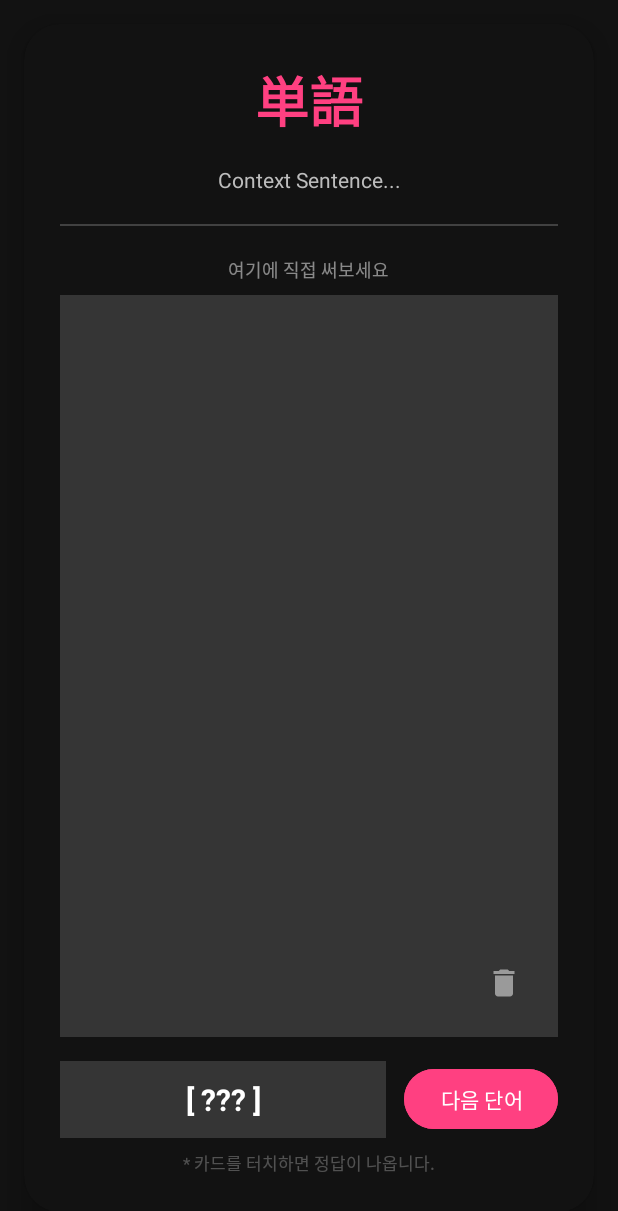
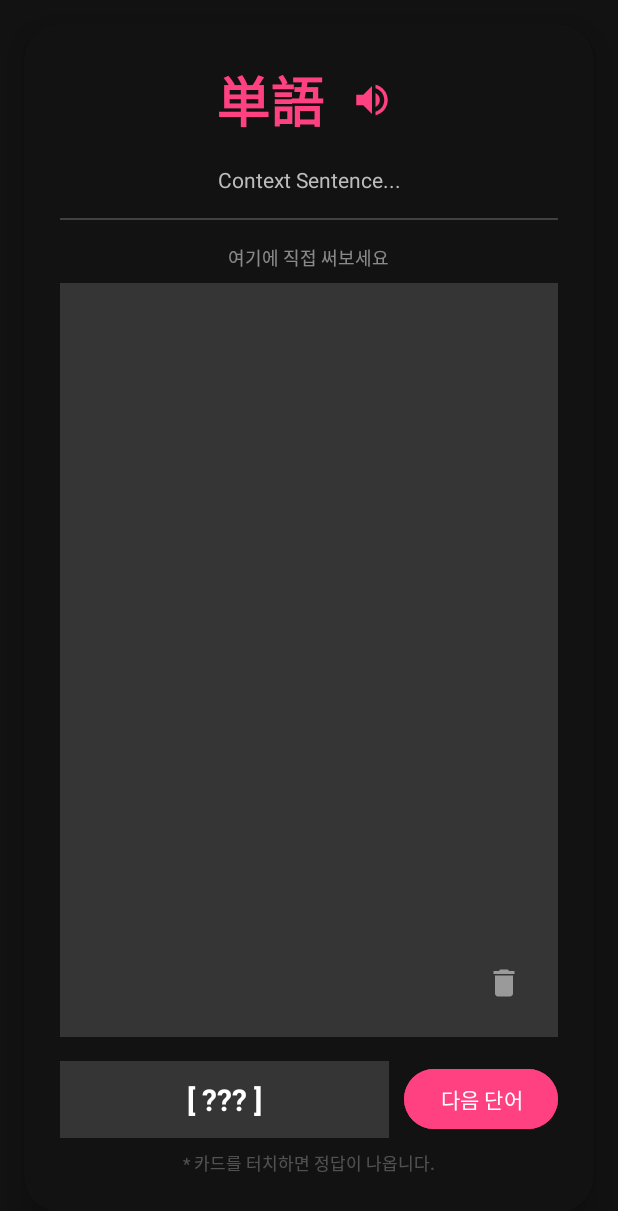
Before and after one commit to hdy4567/AndTranslate, an Android app: the layout dialog_premium_quiz.xml on its own in the app's theme, with its tools: preview values and no code run, on a phone screen of 412 x 824 dp. Shown: the top 1211 px of the screen. Run offline under Robolectric (Android 15) with nearby library versions, the phone set to English and light mode, and no system bars.

Commit message:
feat: implement SRS review algorithm and TTS pronunciation quiz

```diff
--- a/apps/android/src/main/kotlin/com/viitor/data/local/ViitorLocalDatabase.kt
+++ b/apps/android/src/main/kotlin/com/viitor/data/local/ViitorLocalDatabase.kt
@@ -5,7 +5,7 @@ import androidx.room.Database
 import androidx.room.Room
 import androidx.room.RoomDatabase
 
-@Database(entities = [VocabularyEntity::class], version = 3, exportSchema = false)
+@Database(entities = [VocabularyEntity::class], version = 4, exportSchema = false)
 abstract class ViitorLocalDatabase : RoomDatabase() {
     abstract fun vocabularyDao(): VocabularyDao
 
--- a/apps/android/src/main/kotlin/com/viitor/data/local/VocabularyDao.kt
+++ b/apps/android/src/main/kotlin/com/viitor/data/local/VocabularyDao.kt
@@ -11,6 +11,12 @@ interface VocabularyDao {
     @Query("SELECT * FROM vocabulary_vault ORDER BY timestamp DESC")
     fun getAllWords(): Flow<List<VocabularyEntity>>
 
+    @Query("SELECT * FROM vocabulary_vault ORDER BY nextReviewAt ASC, wrongCount DESC")
+    fun getWordsForReview(): Flow<List<VocabularyEntity>>
+
+    @Query("UPDATE vocabulary_vault SET nextReviewAt = :nextReviewAt, wrongCount = :wrongCount, reviewIntervalDays = :intervalDays WHERE id = :id")
+    suspend fun updateReviewProgress(id: Int, nextReviewAt: Long, wrongCount: Int, intervalDays: Int)
+
     @Insert(onConflict = OnConflictStrategy.REPLACE)
     suspend fun insertWord(entity: VocabularyEntity)
 
--- a/apps/android/src/main/kotlin/com/viitor/util/ResourceBroker.kt
+++ b/apps/android/src/main/kotlin/com/viitor/util/ResourceBroker.kt
@@ -53,6 +53,10 @@ object ResourceBroker {
     val idQuizNext = R.id.btn_quiz_next
     val idQuizRoot = R.id.quiz_card_root
     val idQuizClearCanvas = R.id.btn_quiz_clear_canvas
+    val idQuizTts = R.id.btn_quiz_tts
+    val idQuizGradeLayout = R.id.layout_quiz_grade
+    val idQuizKnow = R.id.btn_quiz_know
+    val idQuizRetry = R.id.btn_quiz_retry
 
     // --- Lens IDs ---
     val idLensPreview = R.id.preview_view
--- /dev/null
+++ b/apps/android/src/main/res/drawable/ic_action_volume_up.xml
@@ -0,0 +1,9 @@
+<vector xmlns:android="http://schemas.android.com/apk/res/android"
+    android:width="24dp"
+    android:height="24dp"
+    android:viewportWidth="24"
+    android:viewportHeight="24">
+    <path
+        android:fillColor="#FFFFFFFF"
+        android:pathData="M3,9v6h4l5,5V4L7,9H3zm13.5,3c0,-1.77 -1.02,-3.29 -2.5,-4.03v8.05c1.48,-0.73 2.5,-2.25 2.5,-4.02zM14,3.23v2.06c2.89,0.86 5,3.54 5,6.71s-2.11,5.85 -5,6.71v2.06c4.01,-0.91 7,-4.49 7,-8.77s-2.99,-7.86 -7,-8.77z"/>
+</vector>
--- a/apps/android/src/main/res/layout/dialog_premium_quiz.xml
+++ b/apps/android/src/main/res/layout/dialog_premium_quiz.xml
@@ -15,15 +15,34 @@
         android:orientation="vertical"
         android:padding="24dp">
 
-        <TextView
-            android:id="@+id/tv_quiz_word"
+        <!-- [WORD & TTS ROW] -->
+        <LinearLayout
             android:layout_width="wrap_content"
             android:layout_height="wrap_content"
-            android:text="単語"
-            android:textColor="@color/md_theme_dark_secondary"
-            android:textSize="36sp"
-            android:textStyle="bold"
-            android:layout_gravity="center_horizontal" />
+            android:layout_gravity="center_horizontal"
+            android:orientation="horizontal"
+            android:gravity="center_vertical">
+
+            <TextView
+                android:id="@+id/tv_quiz_word"
+                android:layout_width="wrap_content"
+                android:layout_height="wrap_content"
+                android:text="単語"
+                android:textColor="@color/md_theme_dark_secondary"
+                android:textSize="36sp"
+                android:textStyle="bold" />
+
+            <ImageView
+                android:id="@+id/btn_quiz_tts"
+                android:layout_width="40dp"
+                android:layout_height="40dp"
+                android:layout_marginStart="12dp"
+                android:src="@drawable/ic_action_volume_up"
+                android:contentDescription="Listen Pronunciation"
+                android:padding="6dp"
+                app:tint="@color/md_theme_dark_secondary"
+                android:background="?attr/selectableItemBackgroundBorderless" />
+        </LinearLayout>
 
         <TextView
             android:id="@+id/tv_quiz_context"
@@ -40,7 +59,7 @@
             android:layout_width="match_parent"
             android:layout_height="1dp"
             android:background="@color/glass_stroke"
-            android:layout_marginVertical="20dp" />
+            android:layout_marginVertical="16dp" />
 
         <TextView
             android:layout_width="wrap_content"
@@ -77,6 +96,7 @@
                 android:background="?attr/selectableItemBackgroundBorderless" />
         </FrameLayout>
 
+        <!-- [MEANING & SKIP ROW] -->
         <LinearLayout
             android:layout_width="match_parent"
             android:layout_height="wrap_content"
@@ -101,9 +121,39 @@
                 android:id="@+id/btn_quiz_next"
                 android:layout_width="wrap_content"
                 android:layout_height="wrap_content"
-                android:layout_marginStart="12dp"
+                android:layout_marginStart="10dp"
                 android:text="@string/quiz_btn_next"
                 android:backgroundTint="@color/md_theme_dark_secondary"
+                android:textColor="@color/white" />
+        </LinearLayout>
+
+        <!-- [SRS GRADING BUTTONS (알아요 / 다시 보기)] -->
+        <LinearLayout
+            android:id="@+id/layout_quiz_grade"
+            android:layout_width="match_parent"
+            android:layout_height="wrap_content"
+            android:orientation="horizontal"
+            android:layout_marginTop="10dp"
+            android:visibility="gone">
+
+            <Button
+                android:id="@+id/btn_quiz_retry"
+                android:layout_width="0dp"
+                android:layout_height="wrap_content"
+                android:layout_weight="1"
+                android:layout_marginEnd="6dp"
+                android:text="다시 보기"
+                android:backgroundTint="#C62828"
+                android:textColor="@color/white" />
+
+            <Button
+                android:id="@+id/btn_quiz_know"
+                android:layout_width="0dp"
+                android:layout_height="wrap_content"
+                android:layout_weight="1"
+                android:layout_marginStart="6dp"
+                android:text="알아요"
+                android:backgroundTint="#2E7D32"
                 android:textColor="@color/white" />
         </LinearLayout>
 
```
Also changed, not shown: apps/android/src/main/kotlin/com/viitor/data/local/VocabularyEntity.kt (+8 -2 lines), apps/android/src/main/kotlin/com/viitor/ui/SharedSyncViewModel.kt (+20 -0 lines), apps/android/src/main/kotlin/com/viitor/ui/tab3_words/WordsFragment.kt (+95 -20 lines).
